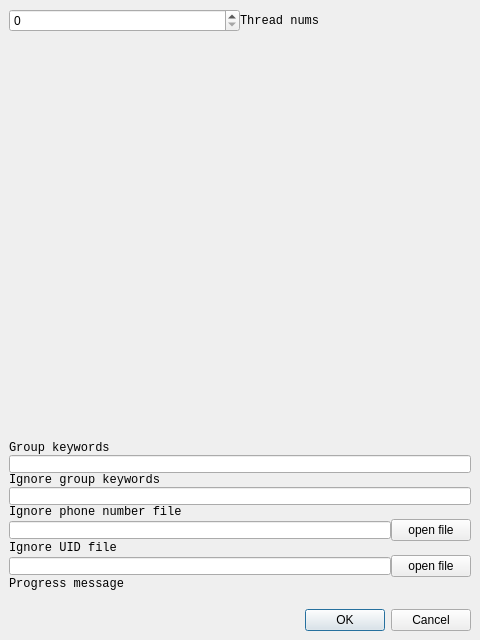
The window that ui/mainwindow.ui (dinhbinhnguyen0105/python.scraper) describes before a commit, drawn with Qt 5.
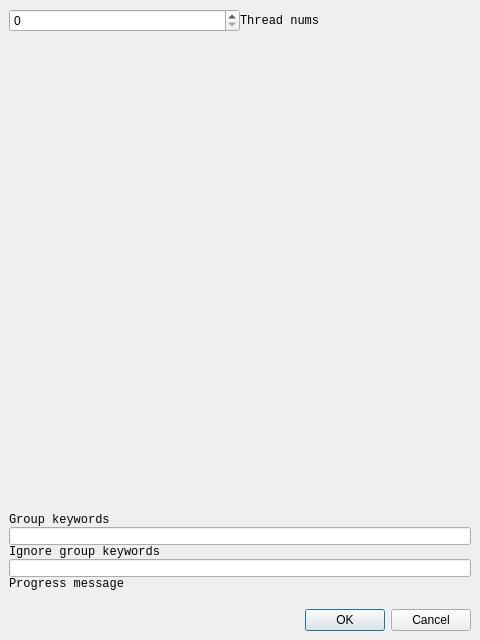
The same window after the commit.

Patch:
```diff
--- a/ui/mainwindow.ui
+++ b/ui/mainwindow.ui
@@ -193,124 +193,6 @@
            </layout>
           </widget>
          </item>
-         <item>
-          <widget class="QWidget" name="ignore_phone_container" native="true">
-           <layout class="QVBoxLayout" name="verticalLayout_10">
-            <property name="spacing">
-             <number>0</number>
-            </property>
-            <property name="leftMargin">
-             <number>0</number>
-            </property>
-            <property name="topMargin">
-             <number>0</number>
-            </property>
-            <property name="rightMargin">
-             <number>0</number>
-            </property>
-            <property name="bottomMargin">
-             <number>0</number>
-            </property>
-            <item>
-             <layout class="QVBoxLayout" name="verticalLayout_11">
-              <item>
-               <widget class="QLabel" name="ignore_phone_label">
-                <property name="font">
-                 <font>
-                  <family>Courier New</family>
-                 </font>
-                </property>
-                <property name="styleSheet">
-                 <string notr="true">margin: 0;</string>
-                </property>
-                <property name="text">
-                 <string>Ignore phone number file</string>
-                </property>
-               </widget>
-              </item>
-              <item>
-               <layout class="QHBoxLayout" name="horizontalLayout_4">
-                <item>
-                 <widget class="QLineEdit" name="file_ignore_phone">
-                  <property name="styleSheet">
-                   <string notr="true">margin: 0;
-padding-left: 4px;</string>
-                  </property>
-                 </widget>
-                </item>
-                <item>
-                 <widget class="QPushButton" name="open_phone_btn">
-                  <property name="text">
-                   <string>open file</string>
-                  </property>
-                 </widget>
-                </item>
-               </layout>
-              </item>
-             </layout>
-            </item>
-           </layout>
-          </widget>
-         </item>
-         <item>
-          <widget class="QWidget" name="ignore_uid_container" native="true">
-           <layout class="QVBoxLayout" name="verticalLayout_12">
-            <property name="spacing">
-             <number>0</number>
-            </property>
-            <property name="leftMargin">
-             <number>0</number>
-            </property>
-            <property name="topMargin">
-             <number>0</number>
-            </property>
-            <property name="rightMargin">
-             <number>0</number>
-            </property>
-            <property name="bottomMargin">
-             <number>0</number>
-            </property>
-            <item>
-             <layout class="QVBoxLayout" name="verticalLayout_13">
-              <item>
-               <widget class="QLabel" name="ignore_uid_label">
-                <property name="font">
-                 <font>
-                  <family>Courier New</family>
-                 </font>
-                </property>
-                <property name="styleSheet">
-                 <string notr="true">margin: 0;</string>
-                </property>
-                <property name="text">
-                 <string>Ignore UID file</string>
-                </property>
-               </widget>
-              </item>
-              <item>
-               <layout class="QHBoxLayout" name="horizontalLayout_5">
-                <item>
-                 <widget class="QLineEdit" name="file_ignore_uid">
-                  <property name="styleSheet">
-                   <string notr="true">margin: 0;
-padding-left: 4px;</string>
-                  </property>
-                 </widget>
-                </item>
-                <item>
-                 <widget class="QPushButton" name="open_uid_btn">
-                  <property name="text">
-                   <string>open file</string>
-                  </property>
-                 </widget>
-                </item>
-               </layout>
-              </item>
-             </layout>
-            </item>
-           </layout>
-          </widget>
-         </item>
          <item>
           <widget class="QLabel" name="progress_message_label">
            <property name="font">
```
